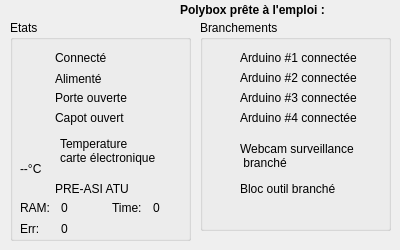
This is src/Checker/GlobalChecker.ui in polybox3d/polybox as Qt 5 draws it before an edit. The edited form follows.
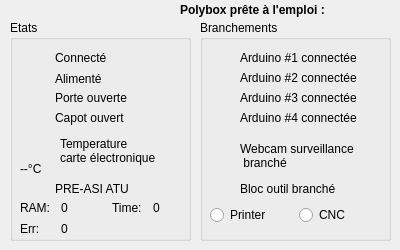
This is the edited form. Icons and pictures are not drawn. Custom widgets are drawn as their Qt base class.

Commit message: Add ui and skeleton for monitoring start adding mode cnc/printer

The edit to the form file:
```diff
--- a/src/Checker/GlobalChecker.ui
+++ b/src/Checker/GlobalChecker.ui
@@ -19,7 +19,7 @@
      <x>200</x>
      <y>20</y>
      <width>191</width>
-     <height>211</height>
+     <height>221</height>
     </rect>
    </property>
    <property name="title">
@@ -221,6 +221,32 @@
      <string>Bloc outil branché</string>
     </property>
    </widget>
+   <widget class="QWidget" name="horizontalLayoutWidget">
+    <property name="geometry">
+     <rect>
+      <x>10</x>
+      <y>180</y>
+      <width>171</width>
+      <height>31</height>
+     </rect>
+    </property>
+    <layout class="QHBoxLayout" name="horizontalLayout_2">
+     <item>
+      <widget class="QRadioButton" name="printerMode">
+       <property name="text">
+        <string>Printer</string>
+       </property>
+      </widget>
+     </item>
+     <item>
+      <widget class="QRadioButton" name="cncMode">
+       <property name="text">
+        <string>CNC</string>
+       </property>
+      </widget>
+     </item>
+    </layout>
+   </widget>
   </widget>
   <widget class="QGroupBox" name="groupBox_2">
    <property name="geometry">
```
The commit also changes 10 other files.
